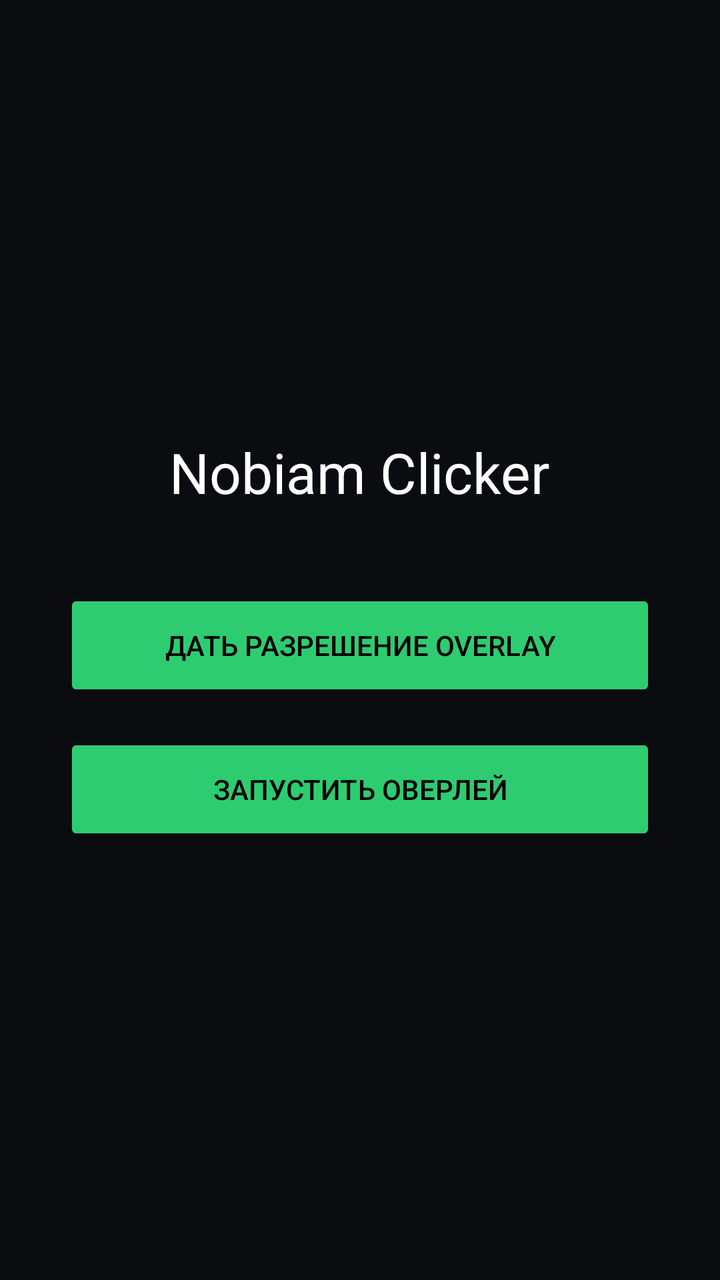
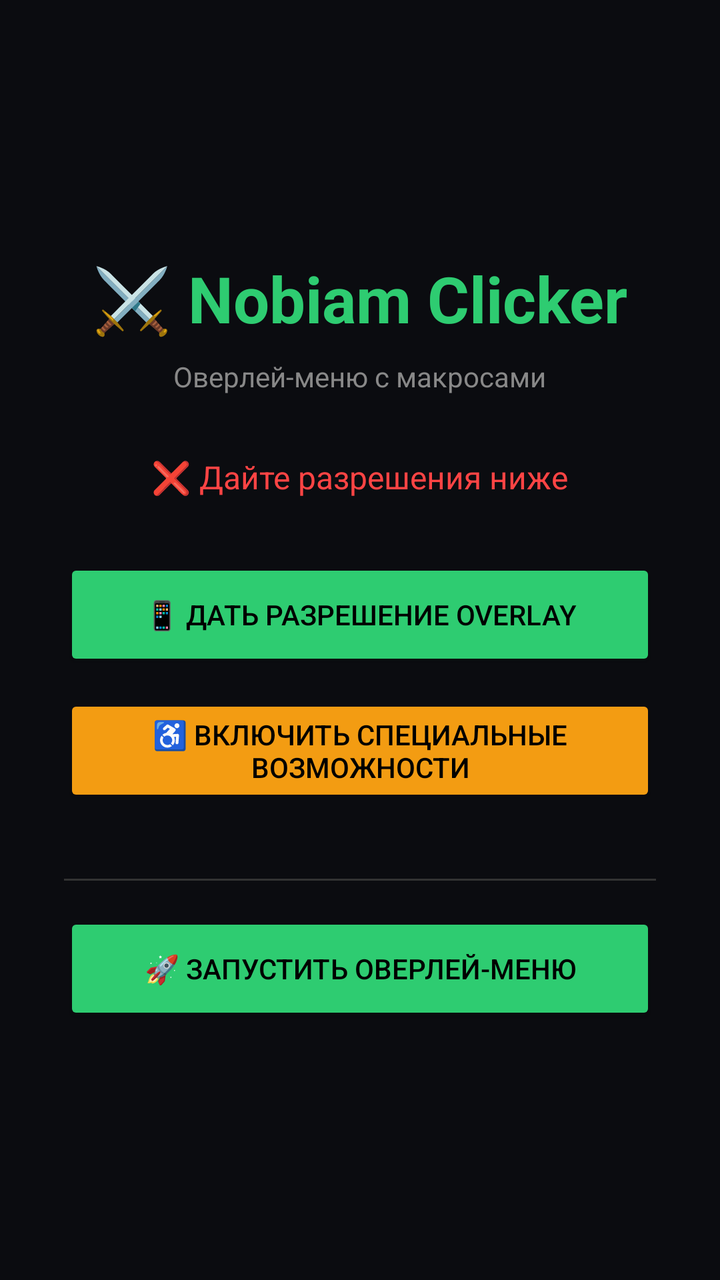

Two renders of the same Android screen: before a commit and after it. Below are the layout's source before the change and the commit's diff.
<!-- AndroidManifest.xml: application theme Theme.AppCompat.Light.NoActionBar -->
<!-- res/layout/activity_main.xml -->
<?xml version="1.0" encoding="utf-8"?>
<LinearLayout xmlns:android="http://schemas.android.com/apk/res/android"
    android:layout_width="match_parent"
    android:layout_height="match_parent"
    android:orientation="vertical"
    android:gravity="center"
    android:padding="32dp"
    android:background="#0B0C10">

    <TextView
        android:layout_width="wrap_content"
        android:layout_height="wrap_content"
        android:text="Nobiam Clicker"
        android:textSize="28sp"
        android:textColor="#FFFFFF"
        android:layout_marginBottom="40dp"/>

    <Button
        android:id="@+id/btn_grant_overlay"
        android:layout_width="match_parent"
        android:layout_height="56dp"
        android:text="Дать разрешение Overlay"
        android:backgroundTint="#2ECC71"
        android:textColor="#000000"
        android:layout_marginBottom="16dp"/>

    <Button
        android:id="@+id/btn_start_overlay"
        android:layout_width="match_parent"
        android:layout_height="56dp"
        android:text="Запустить оверлей"
        android:backgroundTint="#2ECC71"
        android:textColor="#000000"/>

</LinearLayout>
<!-- resources referenced by this layout -->
<resources>

</resources>

<!-- the commit's change to res/layout/activity_main.xml (unified diff, before → after) -->
@@ -10,25 +10,58 @@
     <TextView
         android:layout_width="wrap_content"
         android:layout_height="wrap_content"
-        android:text="Nobiam Clicker"
-        android:textSize="28sp"
-        android:textColor="#FFFFFF"
-        android:layout_marginBottom="40dp"/>
+        android:text="⚔️ Nobiam Clicker"
+        android:textSize="32sp"
+        android:textColor="#2ECC71"
+        android:textStyle="bold"
+        android:layout_marginBottom="8dp"/>
+
+    <TextView
+        android:layout_width="wrap_content"
+        android:layout_height="wrap_content"
+        android:text="Оверлей-меню с макросами"
+        android:textColor="#888888"
+        android:textSize="14sp"
+        android:layout_marginBottom="30dp"/>
+
+    <TextView
+        android:id="@+id/tv_status"
+        android:layout_width="wrap_content"
+        android:layout_height="wrap_content"
+        android:text="❌ Дайте разрешения ниже"
+        android:textColor="#FF4444"
+        android:textSize="16sp"
+        android:layout_marginBottom="30dp"/>
 
     <Button
         android:id="@+id/btn_grant_overlay"
         android:layout_width="match_parent"
         android:layout_height="56dp"
-        android:text="Дать разрешение Overlay"
+        android:text="📱 Дать разрешение Overlay"
         android:backgroundTint="#2ECC71"
         android:textColor="#000000"
-        android:layout_marginBottom="16dp"/>
+        android:layout_marginBottom="12dp"/>
+
+    <Button
+        android:id="@+id/btn_grant_accessibility"
+        android:layout_width="match_parent"
+        android:layout_height="56dp"
+        android:text="♿ Включить специальные возможности"
+        android:backgroundTint="#F39C12"
+        android:textColor="#000000"
+        android:layout_marginBottom="20dp"/>
+
+    <View
+        android:layout_width="match_parent"
+        android:layout_height="1dp"
+        android:background="#333333"
+        android:layout_marginVertical="16dp"/>
 
     <Button
         android:id="@+id/btn_start_overlay"
         android:layout_width="match_parent"
         android:layout_height="56dp"
-        android:text="Запустить оверлей"
+        android:text="🚀 Запустить оверлей-меню"
         android:backgroundTint="#2ECC71"
         android:textColor="#000000"/>
 
